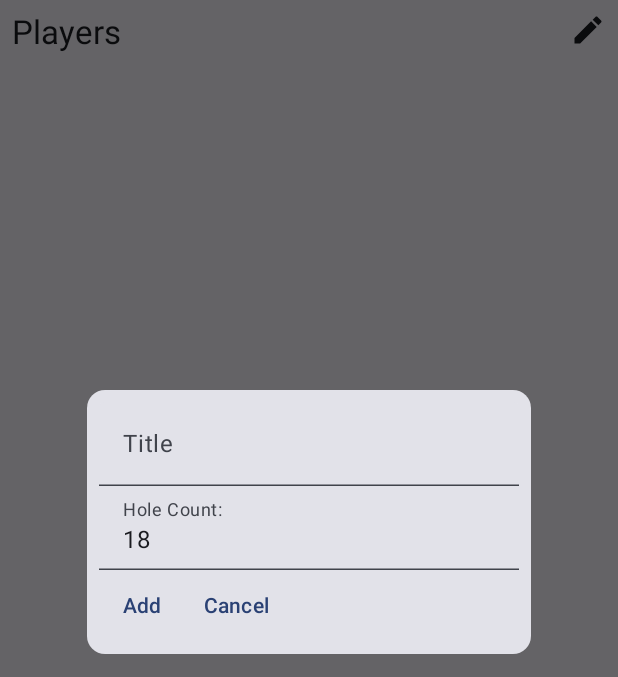
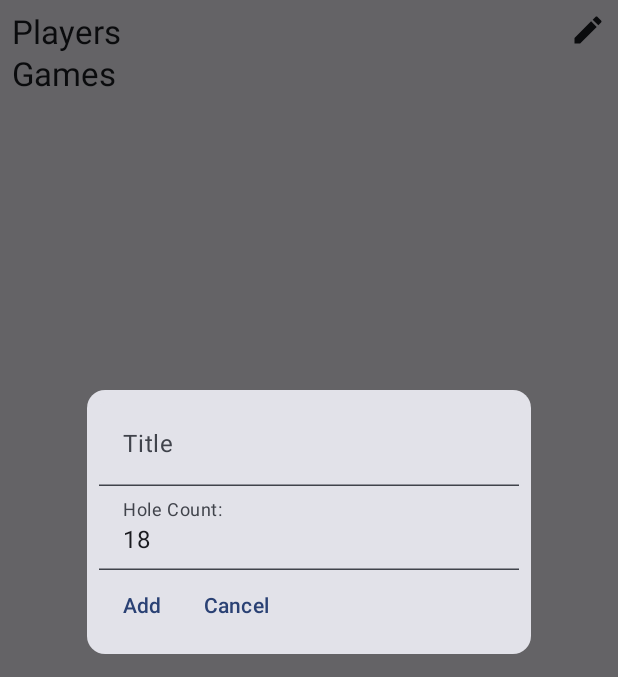
Before and after one commit to clahey/golf-score, an Android app built with Jetpack Compose: the screen it shows after launch (MainActivity), after a tap on "Add Game", on a phone screen of 412 x 824 dp, the part 96-773 px from its top. Run offline under Robolectric (Android 15) with nearby library versions, the phone set to English and light mode, and no system bars; our stand-ins replace Room's generated code.

Commit message:
Updated Game list UI.

```diff
--- a/app/src/main/java/net/clahey/golfscore/ui/GameListScreen.kt
+++ b/app/src/main/java/net/clahey/golfscore/ui/GameListScreen.kt
@@ -7,7 +7,6 @@ import androidx.compose.foundation.layout.Column
 import androidx.compose.foundation.layout.Row
 import androidx.compose.foundation.layout.fillMaxWidth
 import androidx.compose.foundation.layout.padding
-import androidx.compose.foundation.lazy.LazyColumn
 import androidx.compose.material.icons.Icons
 import androidx.compose.material.icons.filled.Add
 import androidx.compose.material.icons.filled.Edit
@@ -72,10 +71,9 @@ fun GameListScreen(
                 ListCard(playersState, Modifier.fillMaxWidth()) {
                     Text(it.name, modifier = Modifier.padding(8.dp))
                 }
-                LazyColumn {
-                    for (game in gameListState.games) {
-                        item {
-                            Column(Modifier.clickable(onClick = { onNavigateToGame(game.id) })) {
+                Text("Games", style = MaterialTheme.typography.titleLarge)
+                ListCard(gameListState.games, Modifier.fillMaxWidth()) { game ->
+                    Column(Modifier.clickable(onClick = { onNavigateToGame(game.id) }).padding(8.dp).fillMaxWidth()) {
                         Text(
                             game.title,
                             style = MaterialTheme.typography.titleMedium
@@ -92,5 +90,3 @@ fun GameListScreen(
         }
     }
 }
-    }
-}
```
Lines whose indentation alone changed are shown as unchanged.
